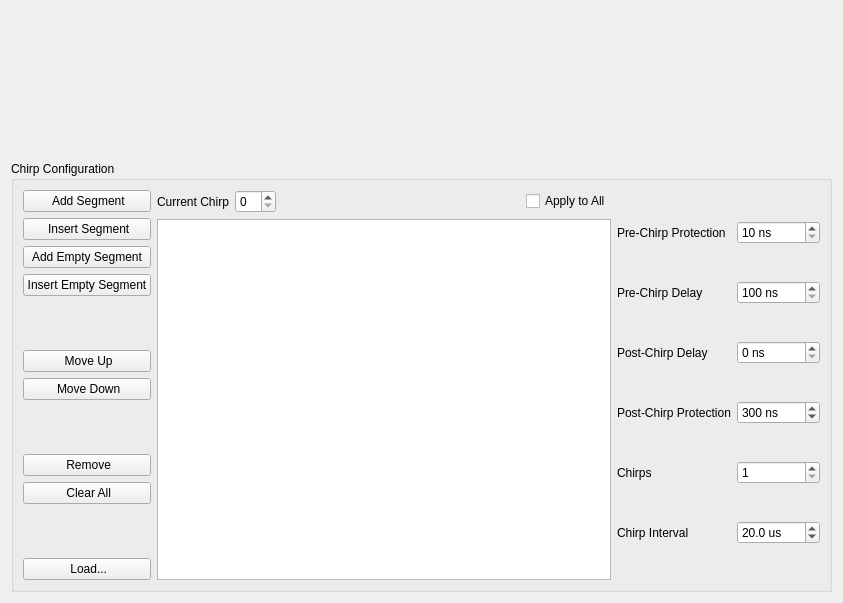
Above: src/gui/widget/chirpconfigwidget.ui from kncrabtree/blackchirp before the change. Below: the same form after it.
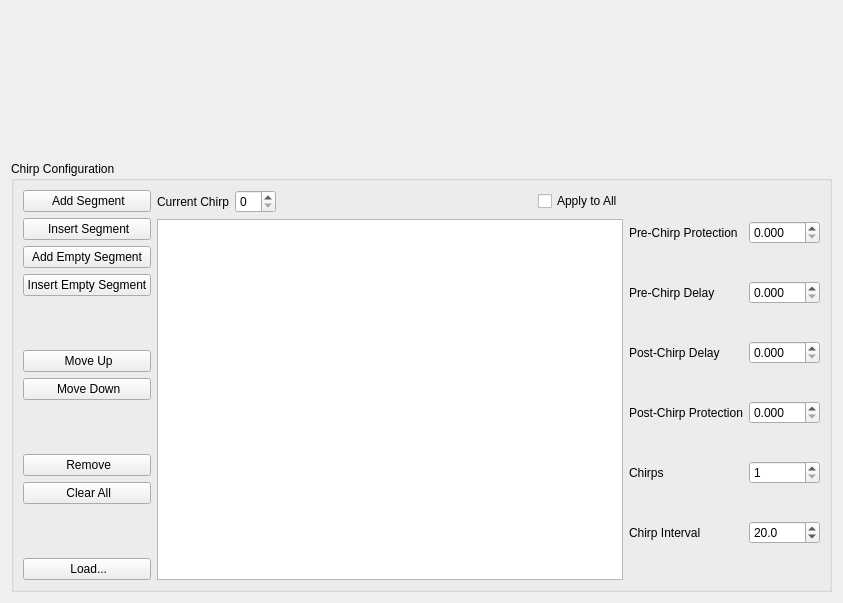
That is the form after the change. Icons and pictures are not drawn. Custom widgets are drawn as their Qt base class.

Commit message: Update chirpconfigwidget; fix plotting bugs

What changed in the file:
```diff
--- a/src/gui/widget/chirpconfigwidget.ui
+++ b/src/gui/widget/chirpconfigwidget.ui
@@ -297,28 +297,6 @@
           </property>
          </widget>
         </item>
-        <item row="1" column="1">
-         <widget class="QSpinBox" name="preChirpDelaySpinBox">
-          <property name="toolTip">
-           <string>After t0 pulse (which sends TWT enable and protection signals), how long to wait before starting chirp.</string>
-          </property>
-          <property name="keyboardTracking">
-           <bool>false</bool>
-          </property>
-          <property name="suffix">
-           <string> ns</string>
-          </property>
-          <property name="minimum">
-           <number>100</number>
-          </property>
-          <property name="maximum">
-           <number>1000000</number>
-          </property>
-          <property name="singleStep">
-           <number>10</number>
-          </property>
-         </widget>
-        </item>
         <item row="3" column="0">
          <widget class="QLabel" name="protectionDelayLabel">
           <property name="sizePolicy">
@@ -332,31 +310,6 @@
           </property>
          </widget>
         </item>
-        <item row="3" column="1">
-         <widget class="QSpinBox" name="postChirpProtectionSpinBox">
-          <property name="toolTip">
-           <string>Following chirp, how long to wait before closing protection switch.</string>
-          </property>
-          <property name="keyboardTracking">
-           <bool>false</bool>
-          </property>
-          <property name="suffix">
-           <string> ns</string>
-          </property>
-          <property name="minimum">
-           <number>100</number>
-          </property>
-          <property name="maximum">
-           <number>1000000</number>
-          </property>
-          <property name="singleStep">
-           <number>10</number>
-          </property>
-          <property name="value">
-           <number>300</number>
-          </property>
-         </widget>
-        </item>
         <item row="4" column="0">
          <widget class="QLabel" name="chirpsLabel">
           <property name="sizePolicy">
@@ -408,7 +361,7 @@
            <bool>false</bool>
           </property>
           <property name="suffix">
-           <string> us</string>
+           <string/>
           </property>
           <property name="decimals">
            <number>1</number>
@@ -437,25 +390,6 @@
           </property>
          </widget>
         </item>
-        <item row="0" column="1">
-         <widget class="QSpinBox" name="preChirpProtectionSpinBox">
-          <property name="keyboardTracking">
-           <bool>false</bool>
-          </property>
-          <property name="suffix">
-           <string> ns</string>
-          </property>
-          <property name="minimum">
-           <number>10</number>
-          </property>
-          <property name="maximum">
-           <number>1000000</number>
-          </property>
-          <property name="singleStep">
-           <number>10</number>
-          </property>
-         </widget>
-        </item>
         <item row="2" column="0">
          <widget class="QLabel" name="postChirpDelayLabel">
           <property name="sizePolicy">
@@ -469,19 +403,73 @@
           </property>
          </widget>
         </item>
+        <item row="0" column="1">
+         <widget class="QDoubleSpinBox" name="preChirpProtectionDoubleSpinBox">
+          <property name="keyboardTracking">
+           <bool>false</bool>
+          </property>
+          <property name="decimals">
+           <number>3</number>
+          </property>
+          <property name="maximum">
+           <double>100.000000000000000</double>
+          </property>
+          <property name="singleStep">
+           <double>0.010000000000000</double>
+          </property>
+         </widget>
+        </item>
+        <item row="1" column="1">
+         <widget class="QDoubleSpinBox" name="preChirpDelayDoubleSpinBox">
+          <property name="toolTip">
+           <string>After t0 pulse (which sends TWT enable and protection signals), how long to wait before starting chirp.</string>
+          </property>
+          <property name="keyboardTracking">
+           <bool>false</bool>
+          </property>
+          <property name="decimals">
+           <number>3</number>
+          </property>
+          <property name="maximum">
+           <double>100.000000000000000</double>
+          </property>
+          <property name="singleStep">
+           <double>0.010000000000000</double>
+          </property>
+         </widget>
+        </item>
         <item row="2" column="1">
-         <widget class="QSpinBox" name="postChirpDelaySpinBox">
+         <widget class="QDoubleSpinBox" name="postChirpDelayDoubleSpinBox">
           <property name="toolTip">
            <string>Following chirp, how long to wait before disabling TWT.</string>
           </property>
-          <property name="suffix">
-           <string> ns</string>
+          <property name="decimals">
+           <number>3</number>
           </property>
           <property name="maximum">
-           <number>1000000</number>
+           <double>100.000000000000000</double>
           </property>
           <property name="singleStep">
-           <number>10</number>
+           <double>0.010000000000000</double>
+          </property>
+         </widget>
+        </item>
+        <item row="3" column="1">
+         <widget class="QDoubleSpinBox" name="postChirpProtectionDoubleSpinBox">
+          <property name="toolTip">
+           <string>Following chirp, how long to wait before closing protection switch.</string>
+          </property>
+          <property name="keyboardTracking">
+           <bool>false</bool>
+          </property>
+          <property name="decimals">
+           <number>3</number>
+          </property>
+          <property name="maximum">
+           <double>100.000000000000000</double>
+          </property>
+          <property name="singleStep">
+           <double>0.010000000000000</double>
           </property>
          </widget>
         </item>
```
Left out of the diff: 28 changed lines with no effect on the pictures. The commit also changes 7 other files.
